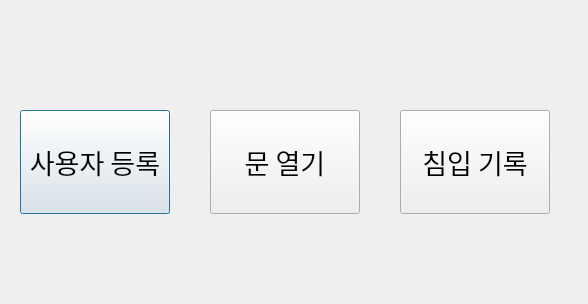
Old version of the form practiceui.ui in the repository byeongsuLEE/vscode-raspberrypi.
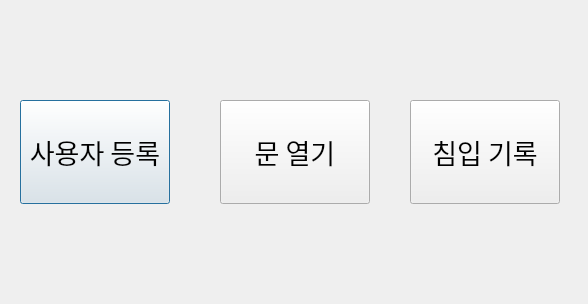
New version of the form.

Commit message: 버튼 활성화 및 비활성화

The edit to the form file:
```diff
--- a/practiceui.ui
+++ b/practiceui.ui
@@ -17,7 +17,7 @@
    <property name="geometry">
     <rect>
      <x>20</x>
-     <y>110</y>
+     <y>100</y>
      <width>150</width>
      <height>104</height>
     </rect>
@@ -35,15 +35,15 @@
   <widget class="QPushButton" name="pushButton_2">
    <property name="geometry">
     <rect>
-     <x>210</x>
-     <y>110</y>
+     <x>220</x>
+     <y>100</y>
      <width>150</width>
      <height>104</height>
     </rect>
    </property>
    <property name="font">
     <font>
-     <family>은 필기</family>
+     <family>Arial Rounded MT Bold</family>
      <pointsize>20</pointsize>
     </font>
    </property>
@@ -54,8 +54,8 @@
   <widget class="QPushButton" name="pushButton_3">
    <property name="geometry">
     <rect>
-     <x>400</x>
-     <y>110</y>
+     <x>410</x>
+     <y>100</y>
      <width>150</width>
      <height>104</height>
     </rect>
```
Left out of the diff: 6 changed lines with no effect on the pictures. The commit also changes 1 other file.
